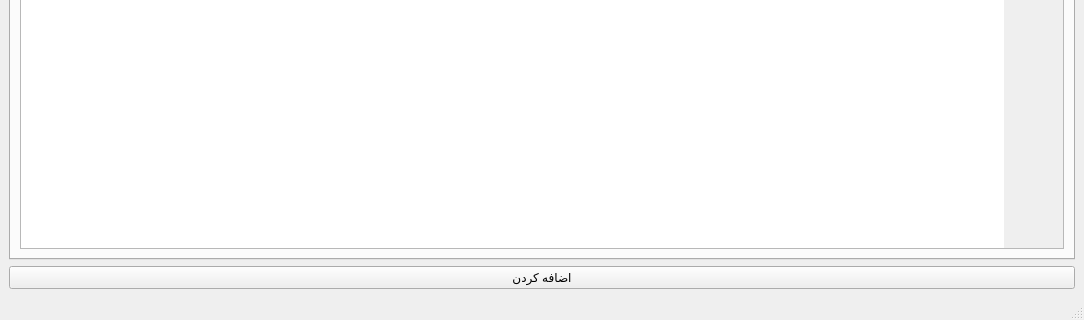
Before: the Qt Designer form prod_stat_sl.ui in Ah00ra/CMMS, drawn with Qt 5; both pictures show x 0 to 1084 and y 381 to 701 of the 1084 by 701 pixel window.
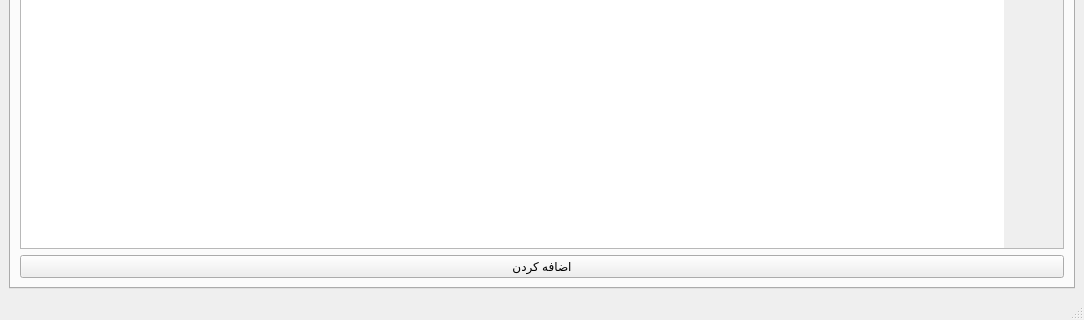
After: the same form once the commit is applied.

```diff
--- a/prod_stat_sl.ui
+++ b/prod_stat_sl.ui
@@ -15,14 +15,7 @@
   </property>
   <widget class="QWidget" name="centralwidget">
    <layout class="QGridLayout" name="gridLayout">
-    <item row="1" column="0">
-     <widget class="QPushButton" name="addFailureBtn">
-      <property name="text">
-       <string>اضافه کردن</string>
-      </property>
-     </widget>
-    </item>
-    <item row="0" column="0">
+    <item row="0" column="0" rowspan="2">
      <widget class="QTabWidget" name="tabWidget">
       <property name="layoutDirection">
        <enum>Qt::RightToLeft</enum>
@@ -115,6 +108,13 @@
           </column>
          </widget>
         </item>
+        <item row="1" column="0">
+         <widget class="QPushButton" name="addFailureBtn">
+          <property name="text">
+           <string>اضافه کردن</string>
+          </property>
+         </widget>
+        </item>
        </layout>
       </widget>
      </widget>
```
